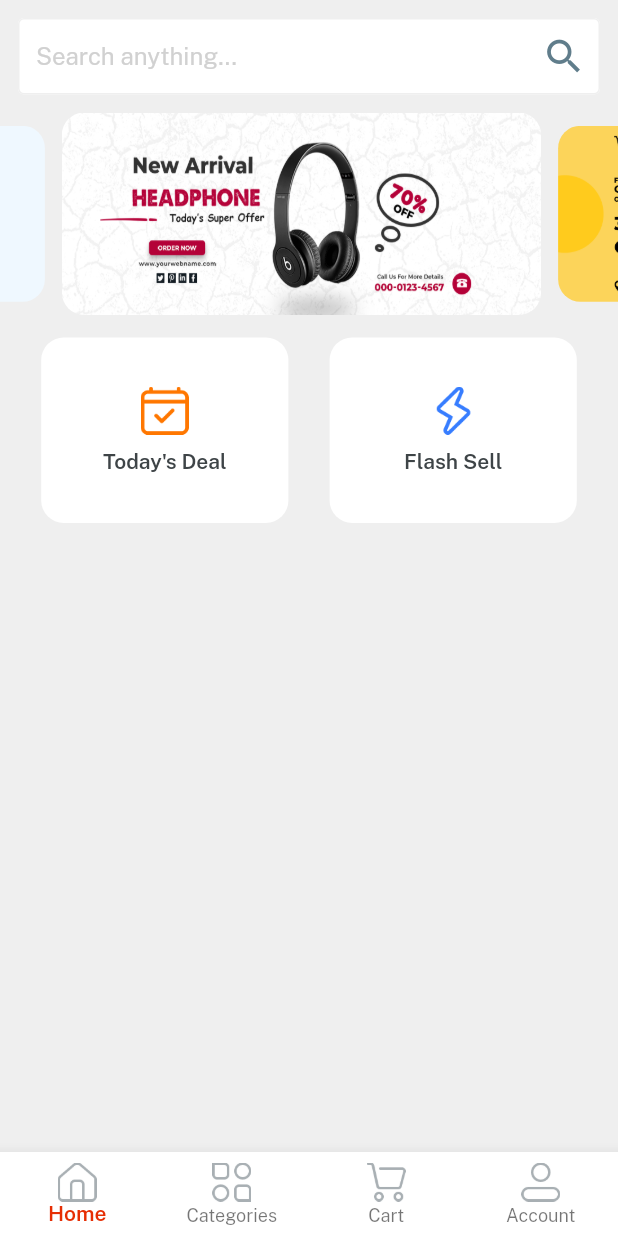
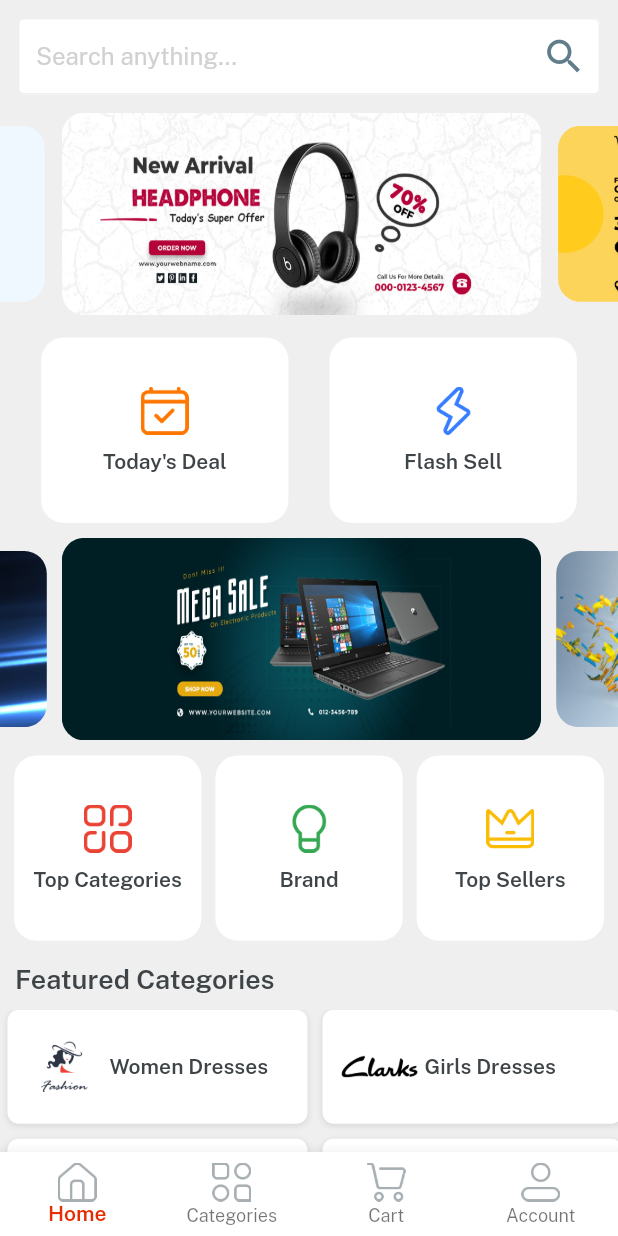
Before and after one commit to Sohag-84/E-MART-App, a Flutter app: the Home screen opened directly, on a phone screen of 412 x 824 dp. Run offline on Flutter 3.47's test engine with Material 2 defaults, Android fonts, the phone set to English and light mode, and no system bars; drawn by our look-alikes of velocity_x; our stand-ins replace get.

Commit message:
featured categories UI is added

```diff
--- a/lib/consts/list.dart
+++ b/lib/consts/list.dart
@@ -3,3 +3,10 @@
 const socialIconList = [icFacebookLogo,icGoogleLogo,icTwitterLogo];
 //for slider
 const sliderList = [imgSlider1,imgSlider2,imgSlider3,imgSlider4];
+const secondSliderList = [imgSs1,imgSs2,imgSs3,imgSs4];
+
+//for featured
+const featuredImageList1 = [imgS1,imgS2,imgS3];
+const featuredImageList2 = [imgS4,imgS5,imgS6];
+const featuredTitleList1 =[womenDresses,girlsDresses,girlsWatches];
+const featuredTitleList2 =[boysGlasses,mobilePhone,tShirts];
--- a/lib/consts/strings.dart
+++ b/lib/consts/strings.dart
@@ -28,4 +28,10 @@
     brand = "Brand";
 const topSeller = "Top Sellers",
     topCategories = "Top Categories",
-    featuredCategories = "Featured Categories";
+    featuredCategories = "Featured Categories",
+    womenDresses = "Women Dresses",
+    girlsWatches = "GirlsWatches",
+    mobilePhone = "Mobile Phone",
+    boysGlasses = "Boys Glasses",
+    tShirts = "T-shirts",
+    girlsDresses = "Girls Dresses";
--- a/lib/views/screens/home.dart
+++ b/lib/views/screens/home.dart
@@ -3,7 +3,7 @@
 import 'package:e_mart_app/consts/consts.dart';
 import 'package:e_mart_app/controller/home_controller.dart';
 import 'package:e_mart_app/views/screens/categories_screen.dart';
-import 'package:e_mart_app/views/screens/home_screen.dart';
+import 'package:e_mart_app/views/screens/home_screen/home_screen.dart';
 
 import 'cart_screen.dart';
 import 'profile_screen.dart';
--- a/lib/views/screens/home_screen.dart
+++ /dev/null
@@ -1,83 +0,0 @@
-// ignore_for_file: prefer_const_constructors
-
-import 'package:e_mart_app/consts/consts.dart';
-import 'package:e_mart_app/consts/list.dart';
-import 'package:e_mart_app/widgets/home_button.dart';
-
-class HomeScreen extends StatelessWidget {
-  const HomeScreen({Key? key}) : super(key: key);
-
-  @override
-  Widget build(BuildContext context) {
-    return Container(
-      height: context.screenHeight,
-      width: context.screenWidth,
-      color: lightGrey,
-      child: SafeArea(
-        child: Column(
-          children: [
-            Container(
-              padding: EdgeInsets.symmetric(horizontal: 12, vertical: 12),
-              color: lightGrey,
-              child: TextFormField(
-                decoration: InputDecoration(
-                  isDense: true,
-                  fillColor: whiteColor,
-                  filled: true,
-                  hintText: searchAnything,
-                  hintStyle: TextStyle(color: textFieldGrey),
-                  suffixIcon: Icon(
-                    Icons.search,
-                    color: Colors.blueGrey,
-                    size: 30,
-                  ),
-                  focusedBorder: OutlineInputBorder(
-                    borderSide: BorderSide(color: Colors.blueGrey),
-                  ),
-                  enabledBorder: OutlineInputBorder(
-                    borderSide: BorderSide(color: lightGrey),
-                  ),
-                ),
-              ),
-            ),
-            //SizedBox(height: 10),
-            //show slider
-            VxSwiper.builder(
-              aspectRatio: 16 / 9,
-              height: 135,
-              autoPlay: true,
-              enlargeCenterPage: true,
-              autoPlayAnimationDuration: Duration(milliseconds: 600),
-              itemCount: sliderList.length,
-              itemBuilder: (context, index) {
-                return Image.asset(
-                  sliderList[index],
-                  fit: BoxFit.fill,
-                )
-                    .box
-                    .rounded
-                    .clip(Clip.antiAlias)
-                    .margin(EdgeInsets.only(right: 10))
-                    .make();
-              },
-            ),
-            15.heightBox,
-            Row(
-              mainAxisAlignment: MainAxisAlignment.spaceEvenly,
-              children: List.generate(
-                2,
-                (index) => homeButton(
-                  onPressed: () {},
-                  width: context.screenWidth / 2.5,
-                  height: context.screenHeight * .15,
-                  title: index == 0 ? todayDeal : flashSell,
-                  icon: index == 0 ? icTodaysDeal : icFlashDeal,
-                ),
-              ),
-            ),
-          ],
-        ),
-      ),
-    );
-  }
-}
--- /dev/null
+++ b/lib/views/screens/home_screen/components/featured_button.dart
@@ -0,0 +1,13 @@
+// ignore_for_file: prefer_const_constructors
+
+import 'package:e_mart_app/consts/consts.dart';
+
+Widget featuredButton({required img,required String title}) {
+  return Row(
+    children: [
+      Image.asset(img,width: 60,fit: BoxFit.fill,),
+      10.heightBox,
+      title.text.fontFamily(semibold).color(darkFontGrey).make(),
+    ],
+  ).box.width(200).white.p8.margin(EdgeInsets.symmetric(horizontal: 5)).roundedSM.outerShadow.make();
+}
--- /dev/null
+++ b/lib/views/screens/home_screen/home_screen.dart
@@ -0,0 +1,172 @@
+// ignore_for_file: prefer_const_constructors
+
+import 'package:e_mart_app/consts/consts.dart';
+import 'package:e_mart_app/consts/list.dart';
+import 'package:e_mart_app/widgets/home_button.dart';
+
+import 'components/featured_button.dart';
+
+class HomeScreen extends StatelessWidget {
+  const HomeScreen({Key? key}) : super(key: key);
+
+  @override
+  Widget build(BuildContext context) {
+    return Container(
+      height: context.screenHeight,
+      width: context.screenWidth,
+      color: lightGrey,
+      child: SafeArea(
+        child: Column(
+          children: [
+            Container(
+              padding: EdgeInsets.symmetric(horizontal: 12, vertical: 12),
+              color: lightGrey,
+              child: TextFormField(
+                decoration: InputDecoration(
+                  isDense: true,
+                  fillColor: whiteColor,
+                  filled: true,
+                  hintText: searchAnything,
+                  hintStyle: TextStyle(color: textFieldGrey),
+                  suffixIcon: Icon(
+                    Icons.search,
+                    color: Colors.blueGrey,
+                    size: 30,
+                  ),
+                  focusedBorder: OutlineInputBorder(
+                    borderSide: BorderSide(color: Colors.blueGrey),
+                  ),
+                  enabledBorder: OutlineInputBorder(
+                    borderSide: BorderSide(color: lightGrey),
+                  ),
+                ),
+              ),
+            ),
+            //SizedBox(height: 10),
+            Expanded(
+              child: SingleChildScrollView(
+                physics: BouncingScrollPhysics(),
+                child: Column(
+                  children: [
+                    //show slider
+                    VxSwiper.builder(
+                      aspectRatio: 16 / 9,
+                      height: 135,
+                      autoPlay: true,
+                      enlargeCenterPage: true,
+                      autoPlayAnimationDuration: Duration(milliseconds: 600),
+                      itemCount: sliderList.length,
+                      itemBuilder: (context, index) {
+                        return Image.asset(
+                          sliderList[index],
+                          fit: BoxFit.fill,
+                        )
+                            .box
+                            .rounded
+                            .clip(Clip.antiAlias)
+                            .margin(EdgeInsets.only(right: 10))
+                            .make();
+                      },
+                    ),
+                    15.heightBox,
+                    Row(
+                      mainAxisAlignment: MainAxisAlignment.spaceEvenly,
+                      children: List.generate(
+                        2,
+                        (index) => homeButton(
+                          onPressed: () {},
+                          width: context.screenWidth / 2.5,
+                          height: context.screenHeight * .15,
+                          title: index == 0 ? todayDeal : flashSell,
+                          icon: index == 0 ? icTodaysDeal : icFlashDeal,
+                        ),
+                      ),
+                    ),
+                    10.heightBox,
+                    //second slider
+                    VxSwiper.builder(
+                      aspectRatio: 16 / 9,
+                      height: 135,
+                      enlargeCenterPage: true,
+                      //autoPlayAnimationDuration: Duration(seconds: 1),
+                      itemCount: secondSliderList.length,
+                      itemBuilder: (context, index) {
+                        return Image.asset(
+                          secondSliderList[index],
+                          fit: BoxFit.fill,
+                        )
+                            .box
+                            .rounded
+                            .clip(Clip.antiAlias)
+                            .margin(EdgeInsets.only(right: 10))
+                            .make();
+                      },
+                    ),
+                    10.heightBox,
+                    //home button
+                    Row(
+                      mainAxisAlignment: MainAxisAlignment.spaceEvenly,
+                      children: List.generate(
+                        3,
+                        (index) => homeButton(
+                          onPressed: () {},
+                          width: context.screenWidth / 3.3,
+                          height: context.screenHeight * 0.15,
+                          title: index == 0
+                              ? topCategories
+                              : index == 1
+                                  ? brand
+                                  : topSeller,
+                          icon: index == 0
+                              ? icTopCategories
+                              : index == 1
+                                  ? icBrands
+                                  : icTopSeller,
+                        ),
+                      ),
+                    ),
+                    //for Featured categories
+                    15.heightBox,
+                    Padding(
+                      padding: const EdgeInsets.only(left: 10.0),
+                      child: Align(
+                        alignment: Alignment.centerLeft,
+                        child: featuredCategories.text
+                            .color(darkFontGrey)
+                            .fontFamily(semibold)
+                            .size(18)
+                            .make(),
+                      ),
+                    ),
+                    10.heightBox,
+                    SingleChildScrollView(
+                      scrollDirection: Axis.horizontal,
+                      child: Row(
+                        children: List.generate(
+                          3,
+                          (index) => Column(
+                            children: [
+                              featuredButton(
+                                img: featuredImageList1[index],
+                                title: featuredTitleList1[index],
+                              ),
+                              10.heightBox,
+                              featuredButton(
+                                img: featuredImageList2[index],
+                                title: featuredTitleList2[index],
+                              ),
+                            ],
+                          ),
+                        ).toList(),
+                      ),
+                    )
+                  ],
+                ),
+              ),
+            ),
+          ],
+        ),
+      ),
+    );
+  }
+}
```
